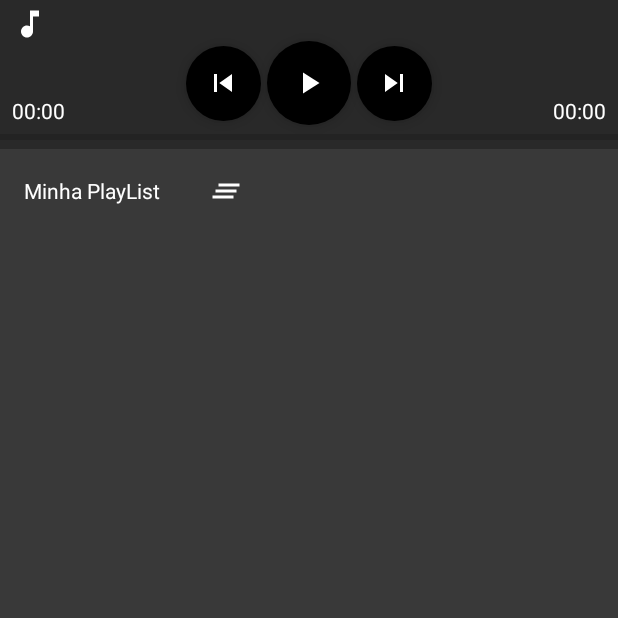
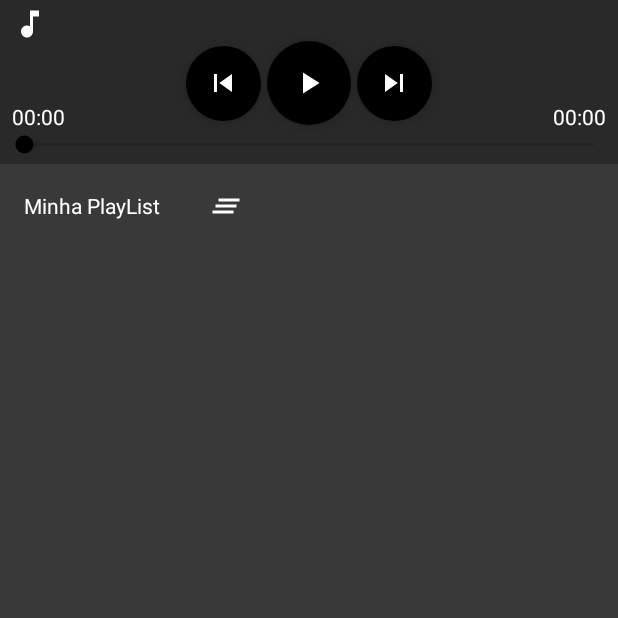
Before and after one commit to luizmgms/SimplePlayer, an Android app: the MainActivity screen opened directly, with no data from a screen before it, after a tap on "Expandir Player", on a phone screen of 412 x 824 dp, the top half of it. Run offline under Robolectric (Android 15) with nearby library versions, the phone set to English and light mode, and no system bars; libraries missing offline, so code that uses them is left out: com.codekidlabs.storagechooser; 5 statements that could not run were skipped.

Commit message:
Adicionada SeekBar.

```diff
--- a/app/src/main/java/com/luizmagno/fragmentwithviewmodel/utils/Utilities.java
+++ b/app/src/main/java/com/luizmagno/fragmentwithviewmodel/utils/Utilities.java
@@ -81,14 +81,14 @@ public class Utilities {
      * Function to change progress to timer
      * returns current duration in milliseconds
      * */
-    /*public int progressToTimer(int progress, int totalDuration) {
-        int currentDuration = 0;
+    public int progressToTimer(int progress, int totalDuration) {
+        int currentDuration;
         totalDuration = (int) (totalDuration / 1000);
         currentDuration = (int) ((((double)progress) / 100) * totalDuration);
 
         // return current duration in milliseconds
         return currentDuration * 1000;
-    }*/
+    }
 
     public Album getAlbum(File dirAlbum) {
 
@@ -208,7 +208,7 @@ public class Utilities {
         activity.finish();
     }
 
-    public static ArrayList<Album> getListAlbuns(String path) {
+   /* public static ArrayList<Album> getListAlbuns(String path) {
 
         ArrayList<Album> list = new ArrayList<>();
 
@@ -223,7 +223,7 @@ public class Utilities {
         }
 
         return list;
-    }
+    }*/
 
     public static ArrayList<Music> getListMusics(String path) {
 
--- a/app/src/main/res/layout/player.xml
+++ b/app/src/main/res/layout/player.xml
@@ -98,6 +98,7 @@
         app:layout_constraintBottom_toTopOf="@id/progressBar"
         app:layout_constraintEnd_toEndOf="@id/progressBar" />
 
+<!--
     <ProgressBar
         android:id="@+id/progressBar"
         style="?android:attr/progressBarStyleHorizontal"
@@ -108,5 +109,18 @@
         app:layout_constraintEnd_toEndOf="parent"
         app:layout_constraintStart_toStartOf="parent"
         app:layout_constraintTop_toBottomOf="@id/fabPlayId" />
+-->
+
+    <androidx.appcompat.widget.AppCompatSeekBar
+        android:id="@+id/progressBar"
+        android:layout_width="match_parent"
+        android:layout_height="wrap_content"
+        android:progressTint="@android:color/black"
+        android:thumbTint="@color/black"
+        android:layout_marginVertical="4dp"
+        app:layout_constraintBottom_toBottomOf="parent"
+        app:layout_constraintEnd_toEndOf="parent"
+        app:layout_constraintStart_toStartOf="parent"
+        app:layout_constraintTop_toBottomOf="@id/fabPlayId"/>
 
 </androidx.constraintlayout.widget.ConstraintLayout>
```
Also changed, not shown: app/src/main/java/com/luizmagno/fragmentwithviewmodel/MainActivity.java (+54 -3 lines), app/src/main/res/layout/seek_bar.xml (deleted, +0 -8 lines).
